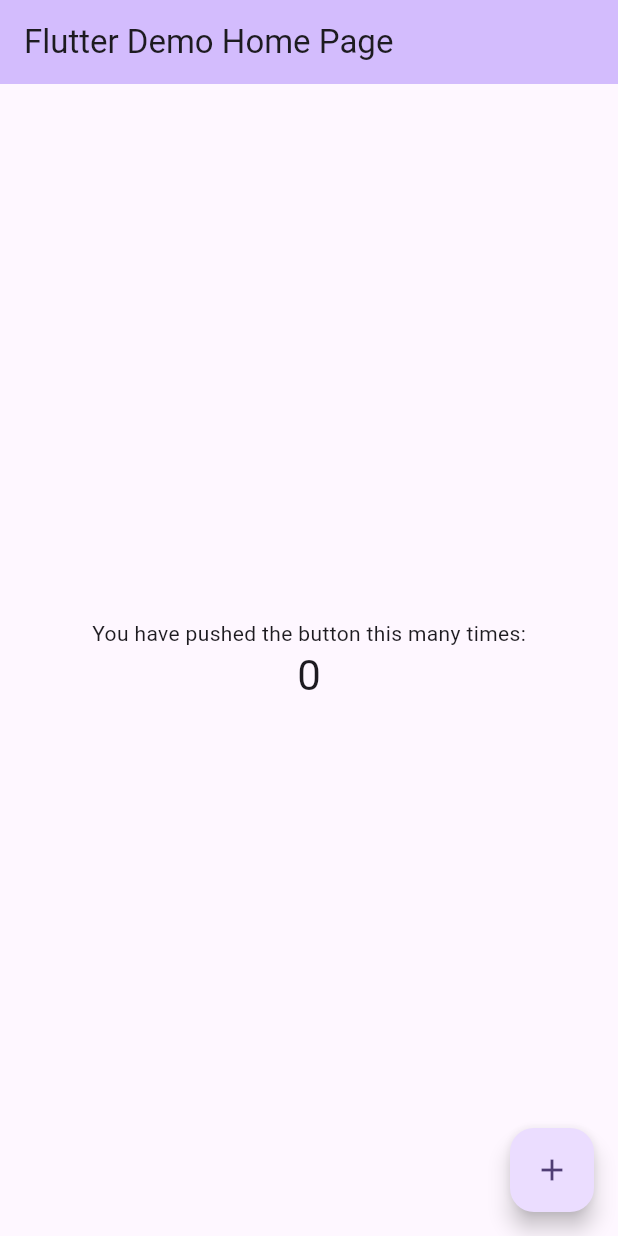
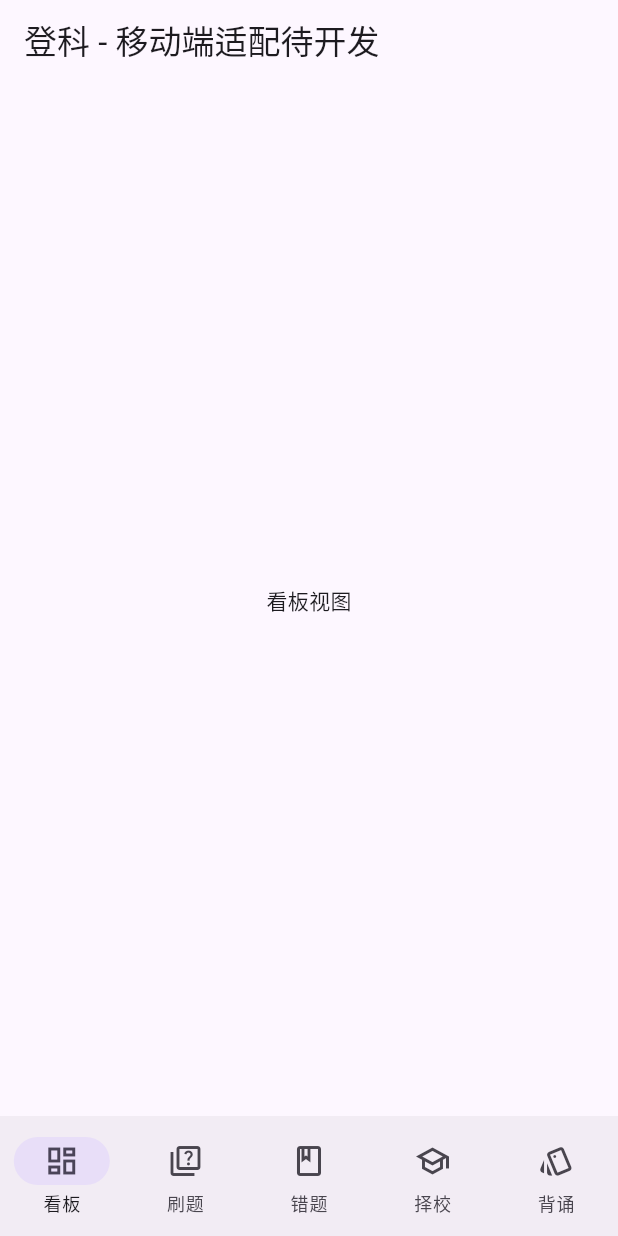
Before and after one commit to AlkaidSTART/kaoyan-helper, a Flutter app: the screen it shows after launch, on a phone screen of 412 x 824 dp. Run offline on Flutter 3.47's test engine with Material 3 defaults, Android fonts, the light colour scheme and no system bars; our stand-ins replace flutter_riverpod.

Commit message:
feat: 完善 Web 自适应布局与看板功能，新增主题、状态管理及核心组件，优化文档与测试用例

```diff
--- a/lib/main.dart
+++ b/lib/main.dart
@@ -1,122 +1,27 @@
 import 'package:flutter/material.dart';
+import 'package:flutter_riverpod/flutter_riverpod.dart';
+import 'ui/shell/app_shell.dart';
 
 void main() {
-  runApp(const MyApp());
+  runApp(
+    const ProviderScope(
+      child: MyApp(),
+    ),
+  );
 }
 
 class MyApp extends StatelessWidget {
   const MyApp({super.key});
 
-  // This widget is the root of your application.
   @override
   Widget build(BuildContext context) {
     return MaterialApp(
-      title: 'Flutter Demo',
+      title: '登科',
       theme: ThemeData(
-        // This is the theme of your application.
-        //
-        // TRY THIS: Try running your application with "flutter run". You'll see
-        // the application has a purple toolbar. Then, without quitting the app,
-        // try changing the seedColor in the colorScheme below to Colors.green
-        // and then invoke "hot reload" (save your changes or press the "hot
-        // reload" button in a Flutter-supported IDE, or press "r" if you used
-        // the command line to start the app).
-        //
-        // Notice that the counter didn't reset back to zero; the application
-        // state is not lost during the reload. To reset the state, use hot
-        // restart instead.
-        //
-        // This works for code too, not just values: Most code changes can be
-        // tested with just a hot reload.
-        colorScheme: .fromSeed(seedColor: Colors.deepPurple),
+        colorScheme: ColorScheme.fromSeed(seedColor: const Color(0xFF6750A4)),
+        useMaterial3: true,
       ),
-      home: const MyHomePage(title: 'Flutter Demo Home Page'),
+      home: const AppShell(),
     );
   }
 }
-
-class MyHomePage extends StatefulWidget {
-  const MyHomePage({super.key, required this.title});
-
-  // This widget is the home page of your application. It is stateful, meaning
-  // that it has a State object (defined below) that contains fields that affect
-  // how it looks.
-
-  // This class is the configuration for the state. It holds the values (in this
-  // case the title) provided by the parent (in this case the App widget) and
-  // used by the build method of the State. Fields in a Widget subclass are
-  // always marked "final".
-
-  final String title;
-
-  @override
-  State<MyHomePage> createState() => _MyHomePageState();
-}
-
-class _MyHomePageState extends State<MyHomePage> {
-  int _counter = 0;
-
-  void _incrementCounter() {
-    setState(() {
-      // This call to setState tells the Flutter framework that something has
-      // changed in this State, which causes it to rerun the build method below
-      // so that the display can reflect the updated values. If we changed
-      // _counter without calling setState(), then the build method would not be
-      // called again, and so nothing would appear to happen.
-      _counter++;
-    });
-  }
-
-  @override
-  Widget build(BuildContext context) {
-    // This method is rerun every time setState is called, for instance as done
-    // by the _incrementCounter method above.
-    //
-    // The Flutter framework has been optimized to make rerunning build methods
-    // fast, so that you can just rebuild anything that needs updating rather
-    // than having to individually change instances of widgets.
-    return Scaffold(
-      appBar: AppBar(
-        // TRY THIS: Try changing the color here to a specific color (to
-        // Colors.amber, perhaps?) and trigger a hot reload to see the AppBar
-        // change color while the other colors stay the same.
-        backgroundColor: Theme.of(context).colorScheme.inversePrimary,
-        // Here we take the value from the MyHomePage object that was created by
-        // the App.build method, and use it to set our appbar title.
-        title: Text(widget.title),
-      ),
-      body: Center(
-        // Center is a layout widget. It takes a single child and positions it
-        // in the middle of the parent.
-        child: Column(
-          // Column is also a layout widget. It takes a list of children and
-          // arranges them vertically. By default, it sizes itself to fit its
-          // children horizontally, and tries to be as tall as its parent.
-          //
-          // Column has various properties to control how it sizes itself and
-          // how it positions its children. Here we use mainAxisAlignment to
-          // center the children vertically; the main axis here is the vertical
-          // axis because Columns are vertical (the cross axis would be
-          // horizontal).
-          //
-          // TRY THIS: Invoke "debug painting" (choose the "Toggle Debug Paint"
-          // action in the IDE, or press "p" in the console), to see the
-          // wireframe for each widget.
-          mainAxisAlignment: .center,
-          children: [
-            const Text('You have pushed the button this many times:'),
-            Text(
-              '$_counter',
-              style: Theme.of(context).textTheme.headlineMedium,
-            ),
-          ],
-        ),
-      ),
-      floatingActionButton: FloatingActionButton(
-        onPressed: _incrementCounter,
-        tooltip: 'Increment',
-        child: const Icon(Icons.add),
-      ),
-    );
-  }
-}
--- /dev/null
+++ b/lib/ui/shell/app_shell.dart
@@ -0,0 +1,68 @@
+import 'package:flutter/material.dart';
+import 'package:flutter_riverpod/flutter_riverpod.dart';
+
+import 'widgets/ai_chat_panel.dart';
+import 'widgets/side_nav_rail.dart';
+import 'widgets/top_app_bar.dart';
+import '../../core/providers/layout_providers.dart';
+
+class AppShell extends ConsumerWidget {
+  const AppShell({super.key});
+
+  @override
+  Widget build(BuildContext context, WidgetRef ref) {
+    final width = MediaQuery.sizeOf(context).width;
+    final isDesktop = width >= 1024;
+    final currentIndex = ref.watch(currentNavIndexProvider);
+
+    // 简单页面占位
+    final pages = [
+      const Center(child: Text('看板视图')),
+      const Center(child: Text('刷题视图')),
+      const Center(child: Text('错题视图')),
+      const Center(child: Text('择校视图')),
+      const Center(child: Text('背诵视图')),
+      const Center(child: Text('助教视图')), // 通常不会显示这个页面，除非在移动端
+    ];
+
+    if (isDesktop) {
+      return Scaffold(
+        appBar: const ShellTopAppBar(),
+        body: Row(
+          children: [
+            const SideNavRail(),
+            const VerticalDivider(thickness: 1, width: 1),
+            Expanded(
+              child: Center(
+                child: ConstrainedBox(
+                  constraints: const BoxConstraints(maxWidth: 960),
+                  child: pages[currentIndex],
+                ),
+              ),
+            ),
+            const AiChatPanel(),
+          ],
+        ),
+      );
+    }
+
+    // 非桌面端的简单 fallback (例如平板或移动端)
+    return Scaffold(
+      appBar: AppBar(title: const Text('登科 - 移动端适配待开发')),
+      body: pages[currentIndex],
+      bottomNavigationBar: NavigationBar(
+        selectedIndex: currentIndex > 4 ? 0 : currentIndex,
+        onDestinationSelected: (index) {
+           ref.read(currentNavIndexProvider.notifier).setIndex(index);
+        },
+        destinations: const [
+          NavigationDestination(icon: Icon(Icons.dashboard_outlined), label: '看板'),
+          NavigationDestination(icon: Icon(Icons.quiz_outlined), label: '刷题'),
+          NavigationDestination(icon: Icon(Icons.book_outlined), label: '错题'),
+          NavigationDestination(icon: Icon(Icons.school_outlined), label: '择校'),
+          NavigationDestination(icon: Icon(Icons.style_outlined), label: '背诵'),
+        ],
+      ),
+    );
+  }
+}
--- a/lib/ui/shell/widgets/ai_chat_panel.dart
+++ b/lib/ui/shell/widgets/ai_chat_panel.dart
@@ -30,7 +30,7 @@ class AiChatPanel extends ConsumerWidget {
                     IconButton(
                       icon: const Icon(Icons.close_outlined),
                       onPressed: () {
-                        ref.read(aiPanelExpandedProvider.notifier).state = false;
+                        ref.read(aiPanelExpandedProvider.notifier).setExpanded(false);
                       },
                     ),
                   ],
```
Also changed, not shown: lib/core/providers/layout_providers.dart (+28 -3 lines), lib/core/theme/app_theme.dart (added, +73 -0 lines), lib/core/theme/semantic_colors.dart (added, +138 -0 lines), lib/ui/features/dashboard/widgets/stat_card.dart (added, +80 -0 lines), lib/ui/shell/widgets/side_nav_rail.dart (+3 -4 lines), lib/ui/widgets/number_ticker.dart (added, +36 -0 lines), lib/ui/widgets/status_dot.dart (added, +25 -0 lines), 7 other files.
